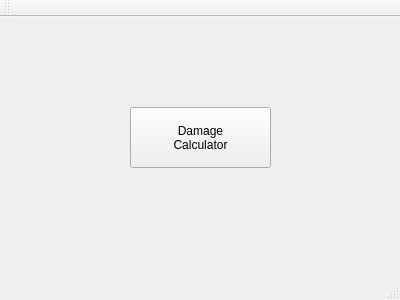
Old version of the form mainwindow.ui in the repository eesandoval/MH4U-Tool.
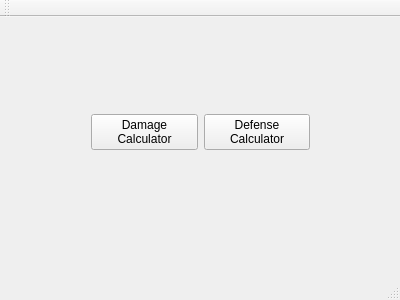
New version of the form.

Commit message: Beginning implementation of the defense calculator

Diff of the .ui file:
```diff
--- a/mainwindow.ui
+++ b/mainwindow.ui
@@ -14,19 +14,33 @@
    <string>MH4U-Tool</string>
   </property>
   <widget class="QWidget" name="centralWidget">
-   <widget class="QPushButton" name="damage_calculator_button">
+   <widget class="QWidget" name="">
     <property name="geometry">
      <rect>
-      <x>130</x>
-      <y>90</y>
-      <width>141</width>
-      <height>61</height>
+      <x>80</x>
+      <y>80</y>
+      <width>241</width>
+      <height>71</height>
      </rect>
     </property>
-    <property name="text">
-     <string>Damage 
+    <layout class="QHBoxLayout" name="horizontalLayout">
+     <item>
+      <widget class="QPushButton" name="damage_calculator_button">
+       <property name="text">
+        <string>Damage 
 Calculator</string>
-    </property>
+       </property>
+      </widget>
+     </item>
+     <item>
+      <widget class="QPushButton" name="damage_calculator_button_2">
+       <property name="text">
+        <string>Defense 
+Calculator</string>
+       </property>
+      </widget>
+     </item>
+    </layout>
    </widget>
   </widget>
   <widget class="QMenuBar" name="menuBar">
```
The commit also changes 9 other files.
